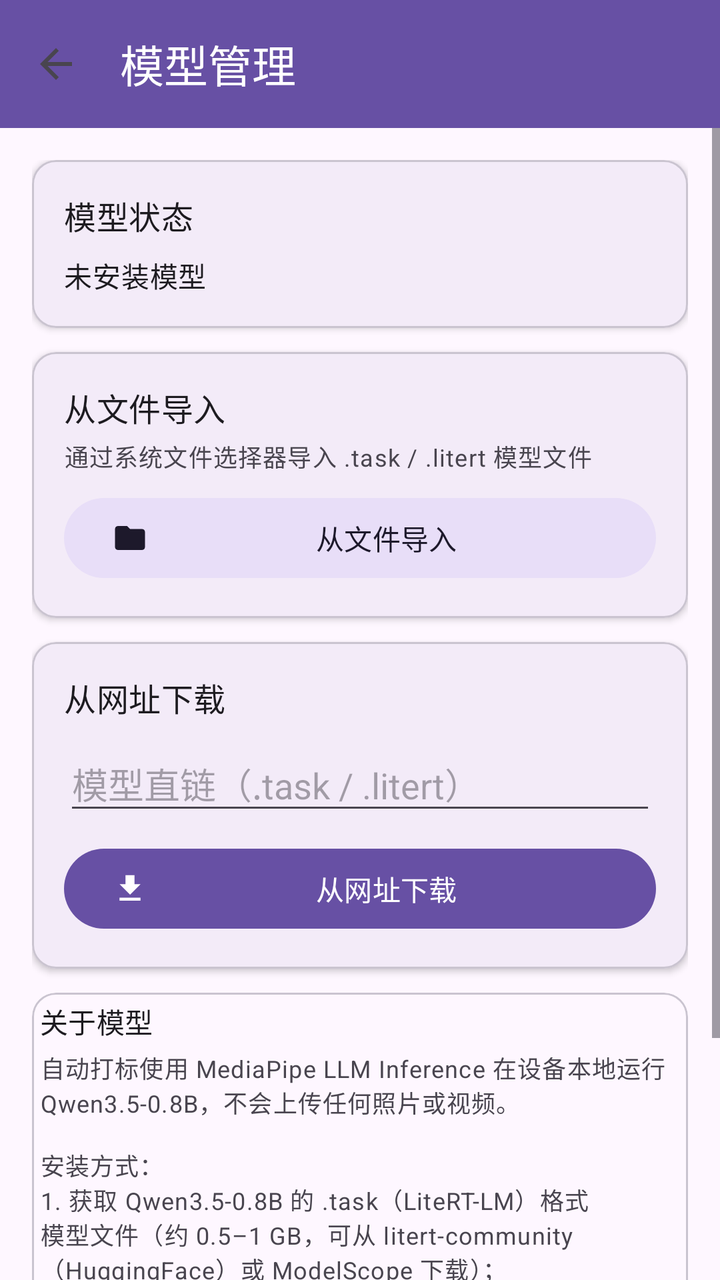
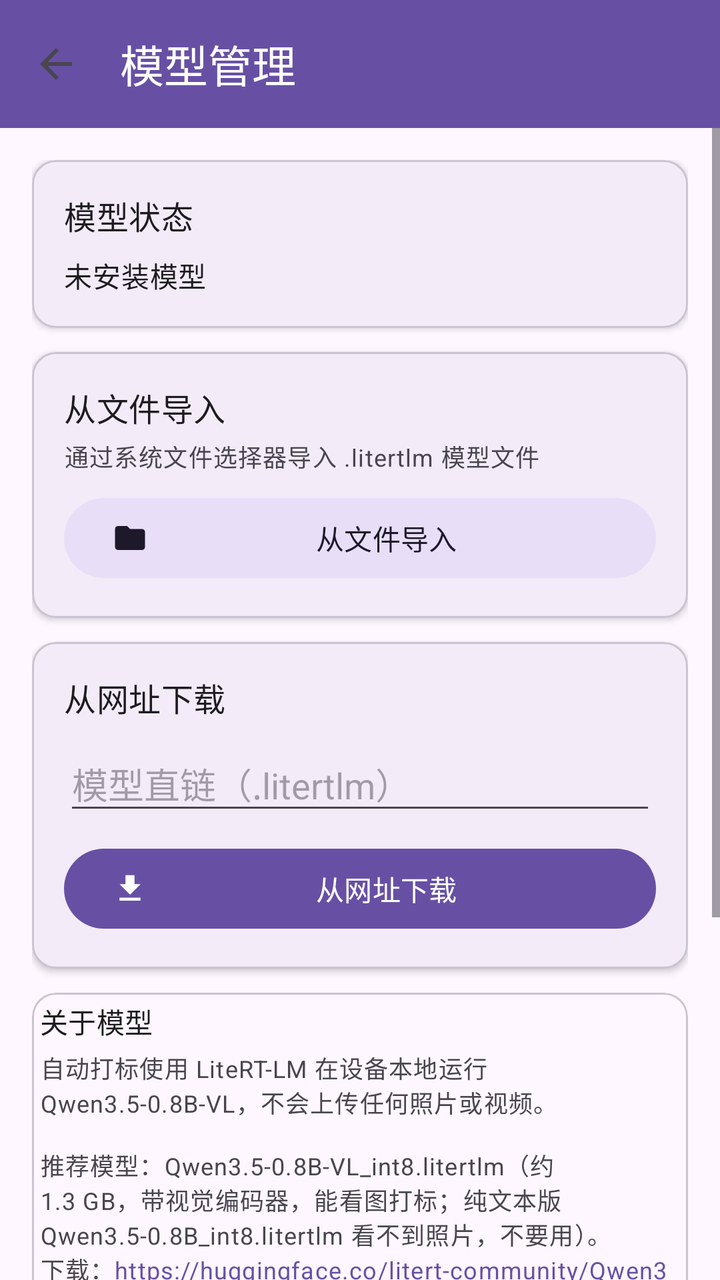

Before-and-after screenshots of an Android layout around one commit, followed by the original layout XML and the change that was made.
<!-- AndroidManifest.xml: application theme Theme.AlbumMarker -->
<!-- res/layout/activity_model_manage.xml -->
<?xml version="1.0" encoding="utf-8"?>
<LinearLayout xmlns:android="http://schemas.android.com/apk/res/android"
    xmlns:app="http://schemas.android.com/apk/res-auto"
    android:layout_width="match_parent"
    android:layout_height="match_parent"
    android:orientation="vertical">

    <com.google.android.material.appbar.MaterialToolbar
        android:id="@+id/toolbar"
        android:layout_width="match_parent"
        android:layout_height="?attr/actionBarSize"
        android:background="?attr/colorPrimary"
        app:navigationIcon="@drawable/ic_arrow_back"
        app:title="@string/title_model_manage"
        app:titleTextColor="@android:color/white" />

    <ScrollView
        android:layout_width="match_parent"
        android:layout_height="0dp"
        android:layout_weight="1"
        android:fillViewport="true">

    <LinearLayout
        android:layout_width="match_parent"
        android:layout_height="wrap_content"
        android:orientation="vertical"
        android:padding="16dp">

        
        <com.google.android.material.card.MaterialCardView
            android:layout_width="match_parent"
            android:layout_height="wrap_content"
            app:cardElevation="2dp">

            <LinearLayout
                android:layout_width="match_parent"
                android:layout_height="wrap_content"
                android:orientation="vertical"
                android:padding="16dp">

                <TextView
                    android:layout_width="match_parent"
                    android:layout_height="wrap_content"
                    android:text="@string/model_status_title"
                    android:textAppearance="?attr/textAppearanceTitleMedium" />

                <TextView
                    android:id="@+id/tvModelStatus"
                    android:layout_width="match_parent"
                    android:layout_height="wrap_content"
                    android:layout_marginTop="8dp"
                    android:text="@string/model_status_none"
                    android:textAppearance="?attr/textAppearanceBodyMedium" />
            </LinearLayout>
        </com.google.android.material.card.MaterialCardView>

        
        <com.google.android.material.card.MaterialCardView
            android:layout_width="match_parent"
            android:layout_height="wrap_content"
            android:layout_marginTop="12dp"
            app:cardElevation="2dp">

            <LinearLayout
                android:layout_width="match_parent"
                android:layout_height="wrap_content"
                android:orientation="vertical"
                android:padding="16dp">

                <TextView
                    android:layout_width="match_parent"
                    android:layout_height="wrap_content"
                    android:text="@string/model_import_file"
                    android:textAppearance="?attr/textAppearanceTitleMedium" />

                <TextView
                    android:layout_width="match_parent"
                    android:layout_height="wrap_content"
                    android:layout_marginTop="4dp"
                    android:text="@string/model_import_hint"
                    android:textAppearance="?attr/textAppearanceBodySmall"
                    android:textColor="?android:attr/textColorSecondary" />

                <com.google.android.material.button.MaterialButton
                    android:id="@+id/btnImportFile"
                    style="@style/Widget.Material3.Button.TonalButton"
                    android:layout_width="match_parent"
                    android:layout_height="wrap_content"
                    android:layout_marginTop="8dp"
                    android:text="@string/model_import_file"
                    app:icon="@drawable/ic_folder" />
            </LinearLayout>
        </com.google.android.material.card.MaterialCardView>

        
        <com.google.android.material.card.MaterialCardView
            android:layout_width="match_parent"
            android:layout_height="wrap_content"
            android:layout_marginTop="12dp"
            app:cardElevation="2dp">

            <LinearLayout
                android:layout_width="match_parent"
                android:layout_height="wrap_content"
                android:orientation="vertical"
                android:padding="16dp">

                <TextView
                    android:layout_width="match_parent"
                    android:layout_height="wrap_content"
                    android:text="@string/model_download"
                    android:textAppearance="?attr/textAppearanceTitleMedium" />

                <EditText
                    android:id="@+id/etModelUrl"
                    android:layout_width="match_parent"
                    android:layout_height="wrap_content"
                    android:layout_marginTop="8dp"
                    android:hint="@string/model_url_hint"
                    android:importantForAutofill="no"
                    android:inputType="textUri"
                    android:minHeight="44dp" />

                <com.google.android.material.button.MaterialButton
                    android:id="@+id/btnDownloadModel"
                    android:layout_width="match_parent"
                    android:layout_height="wrap_content"
                    android:layout_marginTop="8dp"
                    android:text="@string/model_download"
                    app:icon="@drawable/ic_download" />
            </LinearLayout>
        </com.google.android.material.card.MaterialCardView>

        
        <com.google.android.material.card.MaterialCardView
            android:layout_width="match_parent"
            android:layout_height="wrap_content"
            android:layout_marginTop="12dp"
            app:cardElevation="0dp">

            <LinearLayout
                android:layout_width="match_parent"
                android:layout_height="wrap_content"
                android:orientation="vertical"
                android:padding="4dp">

                <TextView
                    android:layout_width="match_parent"
                    android:layout_height="wrap_content"
                    android:text="@string/model_help_title"
                    android:textAppearance="?attr/textAppearanceTitleSmall" />

                <TextView
                    android:layout_width="match_parent"
                    android:layout_height="wrap_content"
                    android:layout_marginTop="4dp"
                    android:text="@string/model_help"
                    android:textAppearance="?attr/textAppearanceBodySmall"
                    android:textColor="?android:attr/textColorSecondary" />
            </LinearLayout>
        </com.google.android.material.card.MaterialCardView>

        
        <com.google.android.material.button.MaterialButton
            android:id="@+id/btnDeleteModel"
            style="@style/Widget.Material3.Button.OutlinedButton"
            android:layout_width="match_parent"
            android:layout_height="wrap_content"
            android:layout_marginTop="16dp"
            android:text="@string/model_delete"
            android:textColor="#B3261E"
            app:icon="@drawable/ic_delete"
            app:iconTint="#B3261E" />
    </LinearLayout>
    </ScrollView>

</LinearLayout>
<!-- resources referenced by this layout -->
<resources>
  <!-- drawable ic_arrow_back (drawable) -->
  <vector xmlns:android="http://schemas.android.com/apk/res/android"
      android:width="24dp"
      android:height="24dp"
      android:viewportWidth="24"
      android:viewportHeight="24"
      android:tint="?attr/colorControlNormal">
      <path
          android:fillColor="@android:color/white"
          android:pathData="M20,11H7.83l5.59,-5.59L12,4l-8,8l8,8l1.41,-1.41L7.83,13H20v-2z" />
  </vector>
  <!-- drawable ic_delete (drawable) -->
  <vector xmlns:android="http://schemas.android.com/apk/res/android"
      android:width="24dp"
      android:height="24dp"
      android:viewportWidth="24"
      android:viewportHeight="24">
      <path
          android:fillColor="@android:color/white"
          android:pathData="M6,19c0,1.1 0.9,2 2,2h8c1.1,0 2,-0.9 2,-2V7H6v12zM19,4h-3.5l-1,-1h-5l-1,1H5v2h14V4z" />
  </vector>
  <!-- drawable ic_download (drawable) -->
  <vector xmlns:android="http://schemas.android.com/apk/res/android"
      android:width="24dp"
      android:height="24dp"
      android:viewportWidth="24"
      android:viewportHeight="24">
      <path
          android:fillColor="@android:color/white"
          android:pathData="M19,9h-4V3H9v6H5l7,7l7,-7zM5,18v2h14v-2H5z" />
  </vector>
  <!-- drawable ic_folder (drawable) -->
  <vector xmlns:android="http://schemas.android.com/apk/res/android"
      android:width="24dp"
      android:height="24dp"
      android:viewportWidth="24"
      android:viewportHeight="24">
      <path
          android:fillColor="@android:color/white"
          android:pathData="M10,4H4c-1.1,0 -1.99,0.9 -1.99,2L2,18c0,1.1 0.9,2 2,2h16c1.1,0 2,-0.9 2,-2V8c0,-1.1 -0.9,-2 -2,-2h-8l-2,-2z" />
  </vector>
  <string name="model_delete">删除模型</string>
  <string name="model_download">从网址下载</string>
  <string name="model_help">自动打标使用 MediaPipe LLM Inference 在设备本地运行 Qwen3.5-0.8B，不会上传任何照片或视频。\n\n安装方式：\n1. 获取 Qwen3.5-0.8B 的 .task（LiteRT-LM）格式模型文件（约 0.5–1 GB，可从 litert-community（HuggingFace）或 ModelScope 下载）；\n2. 在本页「从文件导入」，或填写直链「从网址下载」。\n\n未安装模型时，「自动添加标签」会退化为启发式标签（颜色 / 亮度 / 横竖版 / EXIF / 时长等本地特征）。</string>
  <string name="model_help_title">关于模型</string>
  <string name="model_import_file">从文件导入</string>
  <string name="model_import_hint">通过系统文件选择器导入 .task / .litert 模型文件</string>
  <string name="model_status_none">未安装模型</string>
  <string name="model_status_title">模型状态</string>
  <string name="model_url_hint">模型直链（.task / .litert）</string>
  <string name="title_model_manage">模型管理</string>
  <style name="Theme.AlbumMarker" parent="Theme.Material3.DayNight.NoActionBar">
          <item name="colorPrimary">@color/brand_primary</item>
          <item name="colorOnPrimary">@android:color/white</item>
          <item name="android:statusBarColor">@android:color/transparent</item>
          <item name="android:navigationBarColor">@android:color/transparent</item>
          <item name="android:windowLightStatusBar">false</item>
      </style>
  <color name="brand_primary">#6750A4</color>
</resources>

<!-- the commit's change to res/layout/activity_model_manage.xml (unified diff, before → after) -->
@@ -154,6 +154,7 @@
                     android:layout_width="match_parent"
                     android:layout_height="wrap_content"
                     android:layout_marginTop="4dp"
+                    android:autoLink="web"
                     android:text="@string/model_help"
                     android:textAppearance="?attr/textAppearanceBodySmall"
                     android:textColor="?android:attr/textColorSecondary" />
<!-- resource entries referenced after the edit -->
@@ -43,13 +43,13 @@
   </vector>
   <string name="model_delete">删除模型</string>
   <string name="model_download">从网址下载</string>
-  <string name="model_help">自动打标使用 MediaPipe LLM Inference 在设备本地运行 Qwen3.5-0.8B，不会上传任何照片或视频。\n\n安装方式：\n1. 获取 Qwen3.5-0.8B 的 .task（LiteRT-LM）格式模型文件（约 0.5–1 GB，可从 litert-community（HuggingFace）或 ModelScope 下载）；\n2. 在本页「从文件导入」，或填写直链「从网址下载」。\n\n未安装模型时，「自动添加标签」会退化为启发式标签（颜色 / 亮度 / 横竖版 / EXIF / 时长等本地特征）。</string>
+  <string name="model_help">自动打标使用 LiteRT-LM 在设备本地运行 Qwen3.5-0.8B-VL，不会上传任何照片或视频。\n\n推荐模型：Qwen3.5-0.8B-VL_int8.litertlm（约 1.3 GB，带视觉编码器，能看图打标；纯文本版 Qwen3.5-0.8B_int8.litertlm 看不到照片，不要用）。\n下载：https://huggingface.co/litert-community/Qwen3.5-0.8B\n国内镜像：https://hf-mirror.com/litert-community/Qwen3.5-0.8B\n\n安装方式：\n1. 下载 .litertlm 文件（或复制直链）；\n2. 在本页「从文件导入」，或填写直链「从网址下载」。\n\n模型保存在应用私有目录，卸载应用即删除。未安装模型时，「自动添加标签」会退化为启发式标签（颜色 / 亮度 / 横竖版 / EXIF / 时长等本地特征）。</string>
   <string name="model_help_title">关于模型</string>
   <string name="model_import_file">从文件导入</string>
-  <string name="model_import_hint">通过系统文件选择器导入 .task / .litert 模型文件</string>
+  <string name="model_import_hint">通过系统文件选择器导入 .litertlm 模型文件</string>
   <string name="model_status_none">未安装模型</string>
   <string name="model_status_title">模型状态</string>
-  <string name="model_url_hint">模型直链（.task / .litert）</string>
+  <string name="model_url_hint">模型直链（.litertlm）</string>
   <string name="title_model_manage">模型管理</string>
   <style name="Theme.AlbumMarker" parent="Theme.Material3.DayNight.NoActionBar">
           <item name="colorPrimary">@color/brand_primary</item>
